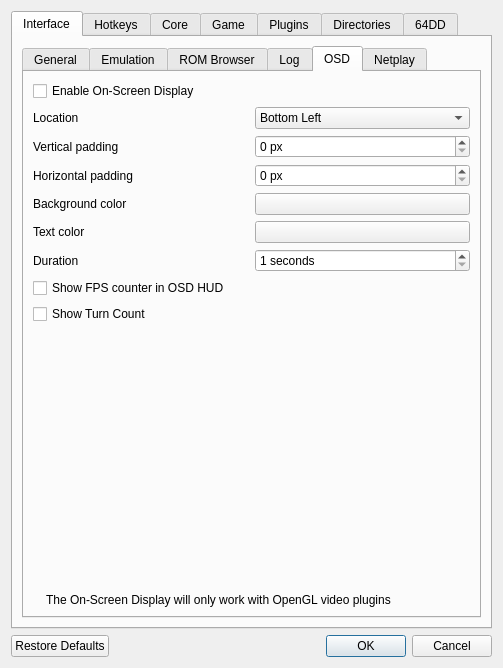
The window that Source/RMG/UserInterface/Dialog/SettingsDialog.ui (MarioPartyNetplay/Mupen-MPN) describes before a commit, drawn with Qt 5.
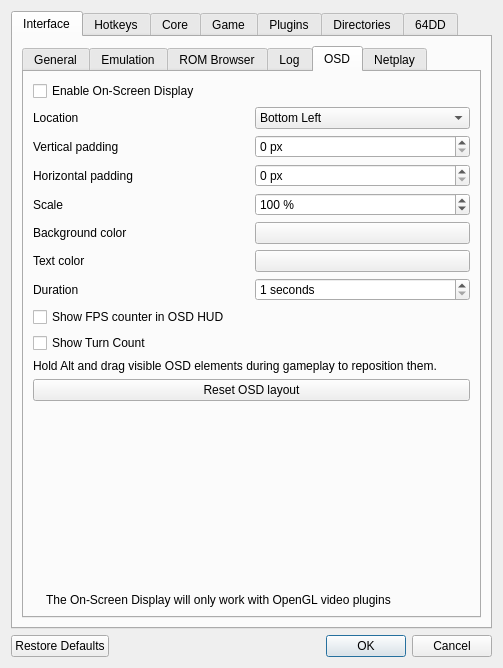
The same window after the commit. The open tabs and pages were chosen to show the change. Icons and pictures are not drawn. Custom widgets are drawn as their Qt base class.

Commit message: Add customizable OSD element positioning and scale settings

The edit to the form file:
```diff
--- a/Source/RMG/UserInterface/Dialog/SettingsDialog.ui
+++ b/Source/RMG/UserInterface/Dialog/SettingsDialog.ui
@@ -518,6 +518,33 @@
                  </item>
                 </layout>
                </item>
+               <item>
+                <layout class="QHBoxLayout" name="horizontalLayout_osdScale">
+                 <item>
+                  <widget class="QLabel" name="label_osdScale">
+                   <property name="text">
+                    <string>Scale</string>
+                   </property>
+                  </widget>
+                 </item>
+                 <item>
+                  <widget class="QSpinBox" name="osdScaleSpinBox">
+                   <property name="suffix">
+                    <string> %</string>
+                   </property>
+                   <property name="minimum">
+                    <number>25</number>
+                   </property>
+                   <property name="maximum">
+                    <number>400</number>
+                   </property>
+                   <property name="value">
+                    <number>100</number>
+                   </property>
+                  </widget>
+                 </item>
+                </layout>
+               </item>
                <item>
                 <layout class="QHBoxLayout" name="horizontalLayout_15">
                  <item>
@@ -589,6 +616,23 @@
                  </property>
                 </widget>
                </item>
+               <item>
+                <widget class="QLabel" name="osdDragHintLabel">
+                 <property name="text">
+                  <string>Hold Alt and drag visible OSD elements during gameplay to reposition them.</string>
+                 </property>
+                 <property name="wordWrap">
+                  <bool>true</bool>
+                 </property>
+                </widget>
+               </item>
+               <item>
+                <widget class="QPushButton" name="osdResetLayoutButton">
+                 <property name="text">
+                  <string>Reset OSD layout</string>
+                 </property>
+                </widget>
+               </item>
                <item>
                 <spacer name="verticalSpacer_17">
                  <property name="orientation">
```
The commit also changes 9 other files.
